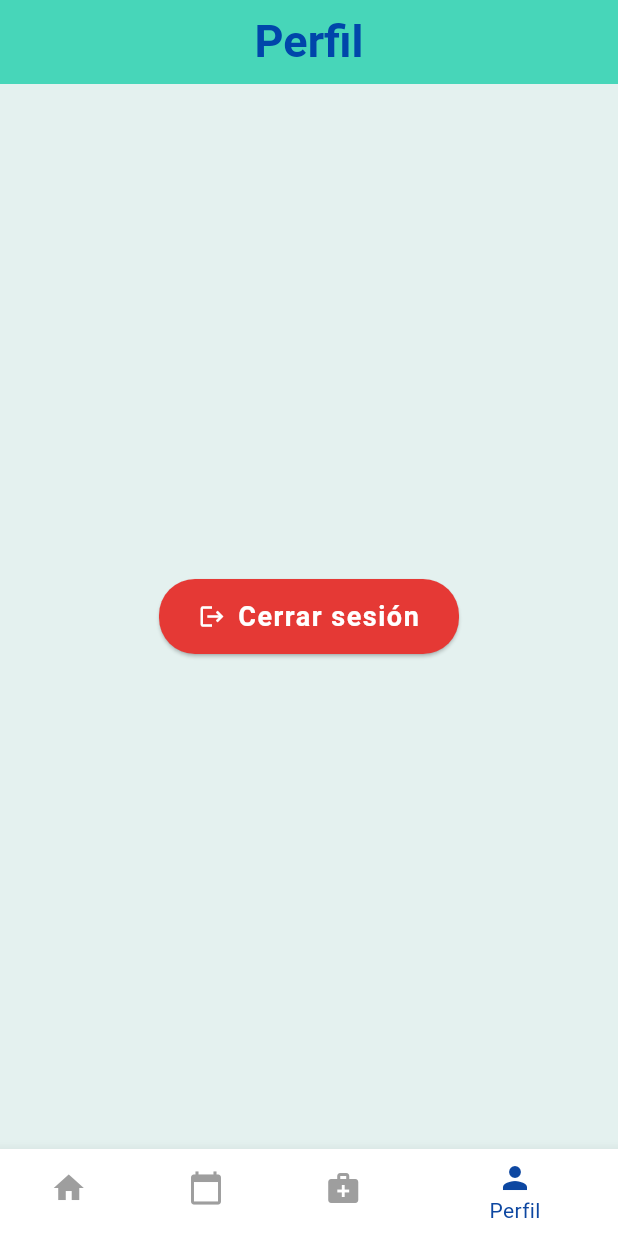
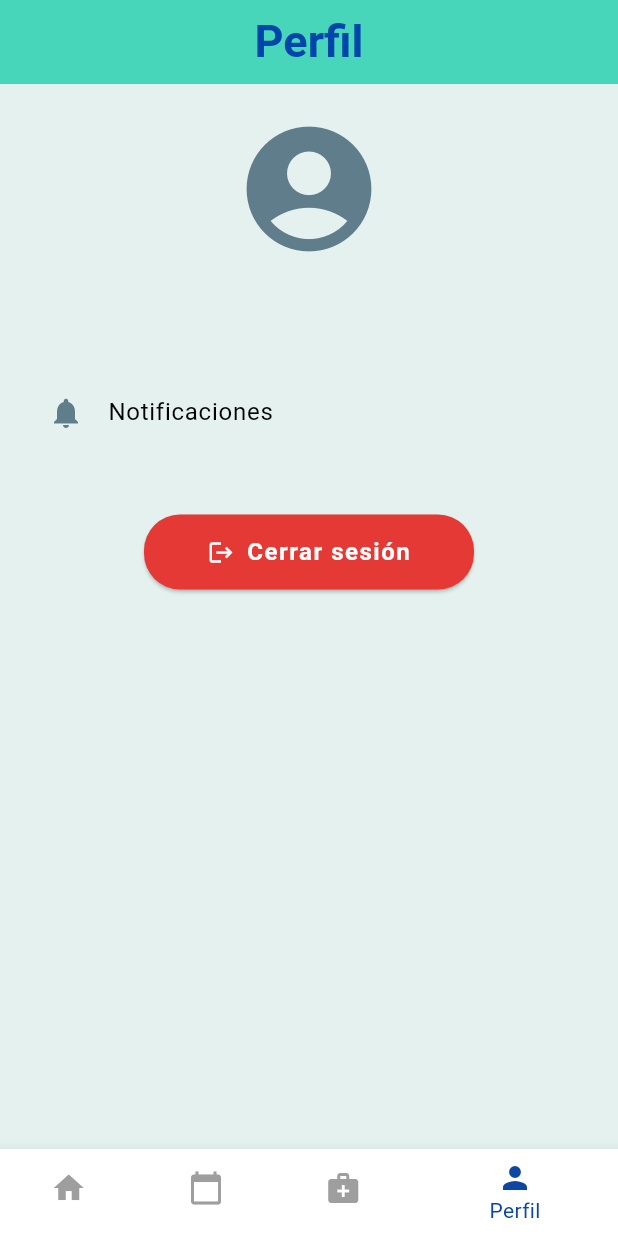
Before and after one commit to Jenn712-code/Proyecto-ARQ-SISTEMAS-II-AgendaMedica-FLUTTER, a Flutter app: the Dashboard screen opened directly, item 4 of the bottom bar chosen, on a phone screen of 412 x 824 dp. Run offline on Flutter 3.47's test engine with Material 3 defaults, Android fonts, the phone set to English and light mode, and no system bars; our stand-ins replace font_awesome_flutter, google_fonts, shared_preferences; accounts and stored records are empty; Roboto replaces fonts that are missing (SnapITC).

Commit message:
Adición pagina de Notificaciones y diseño

```diff
--- a/lib/pages/Dashboard.dart
+++ b/lib/pages/Dashboard.dart
@@ -91,7 +91,7 @@ class _DashboardState extends State<Dashboard> {
     ),
 
     // Perfil con botón cerrar sesión
-    Perfil(model: model),
+    Perfil(model: model, nombreUsuario: '',),
   ];
 
   @override
--- a/lib/pages/Perfil.dart
+++ b/lib/pages/Perfil.dart
@@ -1,15 +1,74 @@
 import 'package:flutter/material.dart';
 import '../controllers/DashboardModel.dart';
 import 'Home.dart';
+import 'Notificaciones.dart';
 
 class Perfil extends StatelessWidget {
   final DashboardModel model;
+  final String nombreUsuario;
 
-  const Perfil({super.key, required this.model});
+  const Perfil({super.key, required this.model, required this.nombreUsuario});
+
+  // Popup para mostrar información o acciones
+  void _mostrarPopup(BuildContext context, String titulo, String mensaje) {
+    showDialog(
+      context: context,
+      builder: (context) => AlertDialog(
+        shape: RoundedRectangleBorder(borderRadius: BorderRadius.circular(20)),
+        title: Text(titulo, style: const TextStyle(fontWeight: FontWeight.bold)),
+        content: Text(mensaje),
+        actions: [
+          TextButton(
+            onPressed: () => Navigator.pop(context),
+            child: const Text("Cerrar"),
+          ),
+        ],
+      ),
+    );
+  }
 
   @override
   Widget build(BuildContext context) {
-    return Center(
+    return ListView(
+      padding: const EdgeInsets.symmetric(vertical: 20, horizontal: 16),
+      children: [
+        // Nombre de usuario
+        Center(
+          child: Column(
+            children: [
+              const Icon(Icons.account_circle, size: 100, color: Colors.blueGrey),
+              const SizedBox(height: 10),
+              Text(
+                nombreUsuario,
+                style: const TextStyle(
+                  fontSize: 22,
+                  fontWeight: FontWeight.bold,
+                  color: Colors.black87,
+                ),
+              ),
+            ],
+          ),
+        ),
+        const SizedBox(height: 30),
+
+
+
+        // Otras opciones dentro de Configuraciones
+        ListTile(
+          leading: const Icon(Icons.notifications, color: Colors.blueGrey),
+          title: const Text("Notificaciones"),
+          onTap: () {
+            Navigator.push(
+              context,
+              MaterialPageRoute(builder: (context) => const Notificaciones()),
+            );
+          },
+        ),
+
+        const SizedBox(height: 40),
+
+        // Botón Cerrar sesión
+        Center(
           child: ElevatedButton.icon(
             onPressed: () {
               model.showLogoutDialog(context, () {
@@ -22,17 +81,20 @@ class Perfil extends StatelessWidget {
             icon: const Icon(Icons.logout),
             label: const Text(
               "Cerrar sesión",
-          style: TextStyle(color: Colors.white, fontWeight: FontWeight.bold),
+              style: TextStyle(
+                  color: Colors.white, fontWeight: FontWeight.bold, fontSize: 16),
             ),
             style: ElevatedButton.styleFrom(
               backgroundColor: Colors.red.shade600,
               foregroundColor: Colors.white,
-          minimumSize: const Size(200, 50),
+              minimumSize: const Size(220, 50),
               shape: RoundedRectangleBorder(
                 borderRadius: BorderRadius.circular(24),
               ),
             ),
           ),
+        ),
+      ],
     );
   }
 }
```
Also changed, not shown: lib/pages/Notificaciones.dart (added, +152 -0 lines). Lines whose indentation alone changed are shown as unchanged.
